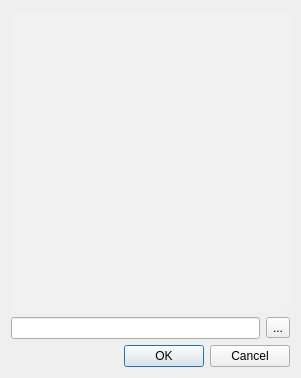
Qt form Dialoge/dialog_tag.ui (mikejg/CamHelper) before a commit.
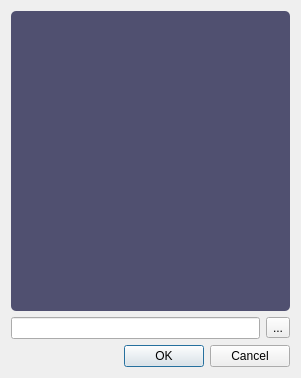
The same form after that commit. Icons and pictures are not drawn.

```diff
--- a/Dialoge/dialog_tag.ui
+++ b/Dialoge/dialog_tag.ui
@@ -54,8 +54,8 @@
    <item>
     <widget class="QListWidget" name="listWidget_Tags">
      <property name="styleSheet">
-      <string notr="true">QListWidget {color:rgb(160,160,160);
-                  background-color: rgba(255, 255, 255,32);
+      <string notr="true">QListWidget {color:rgb(224,224,224);
+                  background-color: rgb(80,80,112);
                   border-radius:5px;
       			 /*show-decoration-selected: 1; /* make the selection span the entire width of the view */
 }</string>
```
Left out of the diff: 2 changed lines with no effect on the pictures.
